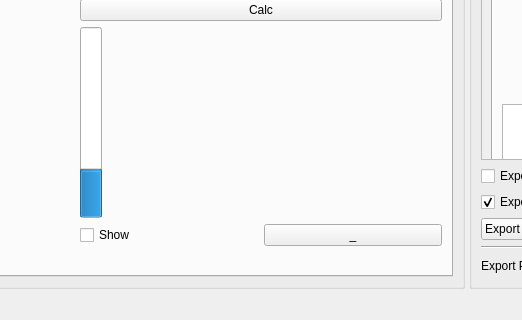
First picture: the form in UI/UI_Mainwindow.ui, repository garid3000/bps_spectrometer_gui, before the edit; both pictures show x 358 to 880 and y 428 to 748 of the 1229 by 748 pixel window.
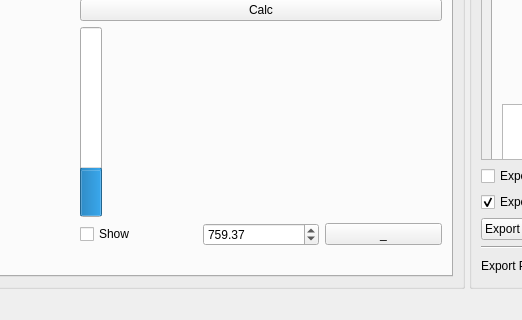
Second picture: the form after the edit. Icons and pictures are not drawn. Custom widgets are drawn as their Qt base class.

Commit message: Regular update: 2025-04-30 14h37

The edit to the form file:
```diff
--- a/UI/UI_Mainwindow.ui
+++ b/UI/UI_Mainwindow.ui
@@ -322,13 +322,23 @@
                 </property>
                </widget>
               </item>
-              <item row="0" column="1">
+              <item row="0" column="2">
                <widget class="QPushButton" name="pushButton">
                 <property name="text">
                  <string>_</string>
                 </property>
                </widget>
               </item>
+              <item row="0" column="1">
+               <widget class="QDoubleSpinBox" name="sp_wv_shower">
+                <property name="maximum">
+                 <double>1000.000000000000000</double>
+                </property>
+                <property name="value">
+                 <double>759.370000000000005</double>
+                </property>
+               </widget>
+              </item>
              </layout>
             </item>
             <item row="0" column="0" rowspan="5">
```
Left out of the diff: 4 changed lines with no effect on the pictures. The commit also changes 2 other files.
